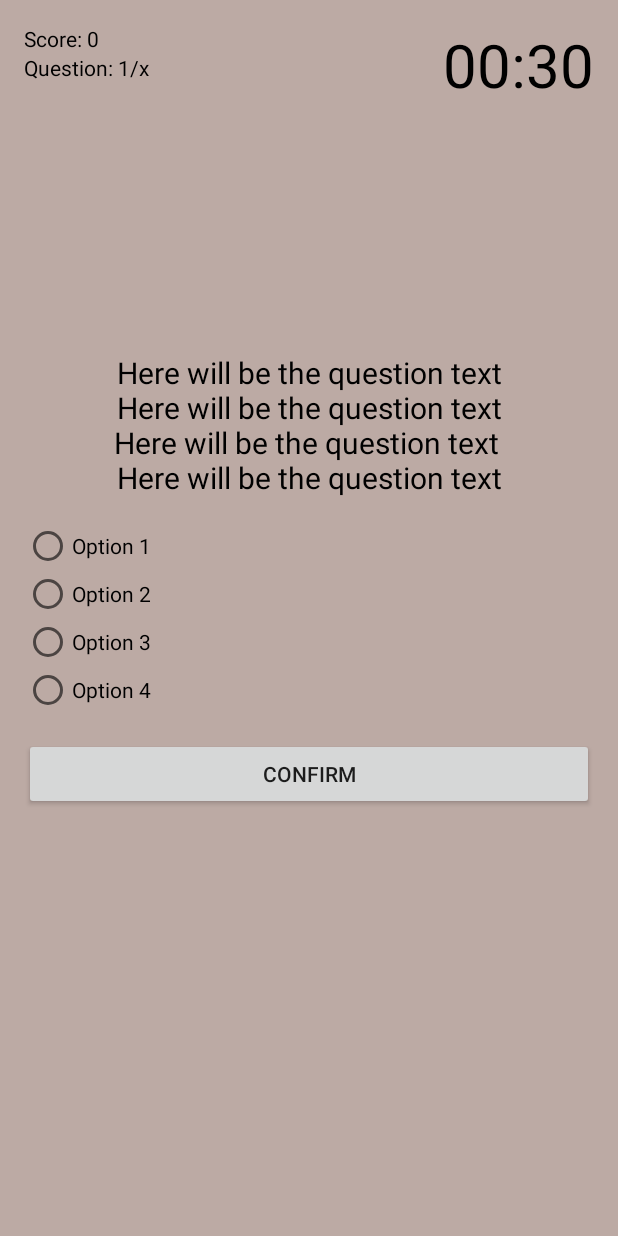
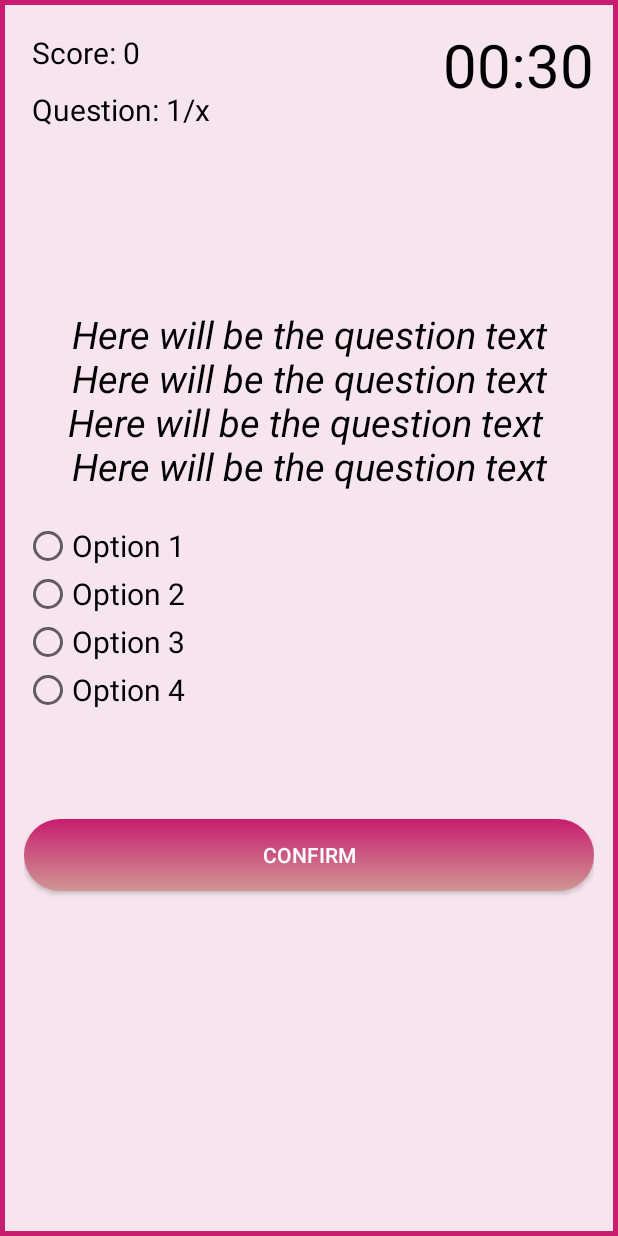
Before and after one commit to lewes5164312/Gamified-Assignment, an Android app: the layout activity_quiz.xml on its own in the app's theme, with its tools: preview values and no code run, on a phone screen of 412 x 824 dp. Run offline under Robolectric (Android 15) with nearby library versions, the light colour scheme and no system bars; network calls fail.

Commit message:
quiz activity screen update

```diff
--- a/app/src/main/res/layout/activity_quiz.xml
+++ b/app/src/main/res/layout/activity_quiz.xml
@@ -4,7 +4,7 @@
     xmlns:tools="http://schemas.android.com/tools"
     android:layout_width="match_parent"
     android:layout_height="match_parent"
-    android:background="@color/colorBackground"
+    android:background="@drawable/gradient_boarder"
     android:padding="16dp"
     tools:context="com.QuizActivity">
 
@@ -12,14 +12,18 @@
         android:id="@+id/text_view_score"
         android:layout_width="wrap_content"
         android:layout_height="wrap_content"
+        android:padding="5dp"
         android:text="Score: 0"
+        android:textSize="20dp"
         android:textColor="@android:color/black" />
 
     <TextView
         android:id="@+id/text_view_question_count"
         android:layout_width="wrap_content"
         android:layout_height="wrap_content"
+        android:padding="5dp"
         android:layout_below="@id/text_view_score"
+        android:textSize="20dp"
         android:text="Question: 1/x"
         android:textColor="@android:color/black" />
 
@@ -37,11 +41,12 @@
         android:layout_width="match_parent"
         android:layout_height="wrap_content"
         android:layout_above="@id/radio_group"
-        android:layout_marginBottom="16dp"
+        android:layout_marginBottom="20dp"
+        android:textStyle="italic"
         android:text="Here will be the question text\nHere will be the question text\nHere will be the question text \nHere will be the question text"
         android:textAlignment="center"
         android:textColor="@android:color/black"
-        android:textSize="20sp" />
+        android:textSize="25sp" />
 
     <RadioGroup
         android:id="@+id/radio_group"
@@ -53,23 +58,27 @@
             android:id="@+id/radio_button1"
             android:layout_width="wrap_content"
             android:layout_height="wrap_content"
+            android:textSize="20dp"
             android:text="Option 1" />
 
         <RadioButton
             android:id="@+id/radio_button2"
             android:layout_width="wrap_content"
             android:layout_height="wrap_content"
+            android:textSize="20dp"
             android:text="Option 2" />
 
         <RadioButton
             android:id="@+id/radio_button3"
             android:layout_width="wrap_content"
             android:layout_height="wrap_content"
+            android:textSize="20dp"
             android:text="Option 3" />
 
         <RadioButton
             android:id="@+id/radio_button4"
             android:layout_width="wrap_content"
+            android:textSize="20dp"
             android:layout_height="wrap_content"
             android:text="Option 4" />
 
@@ -80,7 +89,9 @@
         android:layout_width="match_parent"
         android:layout_height="wrap_content"
         android:layout_below="@id/radio_group"
-        android:layout_marginTop="16dp"
+        android:layout_marginTop="70dp"
+        android:textColor="#FFFFFF"
+        android:background="@drawable/rounded_button2"
         android:text="Confirm" />
 
 </RelativeLayout>
--- a/app/src/main/res/layout/country_entry.xml
+++ b/app/src/main/res/layout/country_entry.xml
@@ -11,6 +11,7 @@
     <LinearLayout
         android:layout_width="match_parent"
         android:layout_height="wrap_content"
+        android:background="#F7E5ED"
         android:orientation="vertical"
         android:id="@+id/country_view">
 
@@ -24,6 +25,7 @@
         <TextView
             android:id="@+id/country_text"
             android:layout_gravity="center"
+            android:textColor="#000000"
             android:layout_width="wrap_content"
             android:layout_height="wrap_content"
             android:layout_marginTop="10dp"
```
